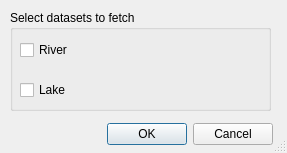
Old version of the form src/swot_dataset_dialog.ui in the repository 0xNima/QSWOT.
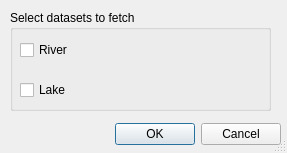
New version of the form.

What changed in the file:
```diff
--- a/src/swot_dataset_dialog.ui
+++ b/src/swot_dataset_dialog.ui
@@ -24,7 +24,7 @@
     <rect>
      <x>80</x>
      <y>120</y>
-     <width>193</width>
+     <width>201</width>
      <height>28</height>
     </rect>
    </property>
@@ -49,7 +49,7 @@
      <rect>
       <x>10</x>
       <y>30</y>
-      <width>81</width>
+      <width>241</width>
       <height>20</height>
      </rect>
     </property>
@@ -62,7 +62,7 @@
      <rect>
       <x>10</x>
       <y>70</y>
-      <width>81</width>
+      <width>241</width>
       <height>20</height>
      </rect>
     </property>
```
Left out of the diff: 2 changed lines with no effect on the pictures.
